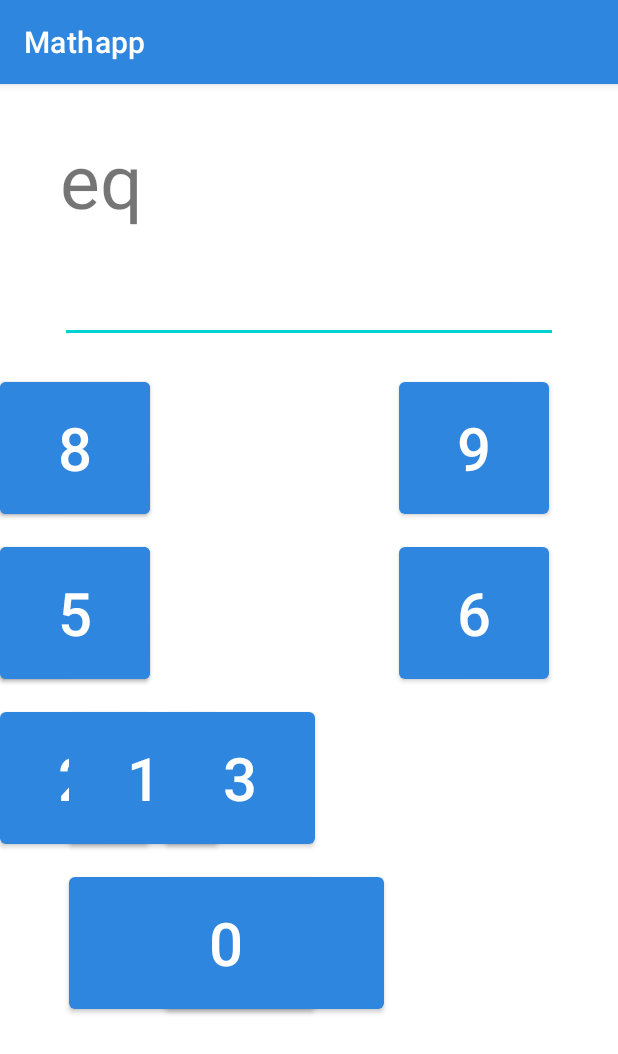
After one commit to Jason-TXLS4/mathapp, an Android app: the equationsActivity screen opened directly, with no data from a screen before it, on a phone screen of 412 x 824 dp. The commit adds this screen. Shown: the top 1054 px of the screen. Run offline under Robolectric (Android 15) with nearby library versions, the phone set to English and light mode, and no system bars.

Commit message:
equations activity started

```diff
--- a/src/main/AndroidManifest.xml
+++ b/src/main/AndroidManifest.xml
@@ -9,7 +9,8 @@
         android:roundIcon="@mipmap/ic_launcher_round"
         android:supportsRtl="true"
         android:theme="@style/Theme.Mathapp">
-        <activity android:name=".levelActivity"></activity>
+        <activity android:name=".equationsActivity"></activity>
+        <activity android:name=".levelActivity" />
         <activity android:name=".MainActivity">
             <intent-filter>
                 <action android:name="android.intent.action.MAIN" />
--- /dev/null
+++ b/src/main/java/ca/echocreativeworks/mathapp/equationsActivity.java
@@ -0,0 +1,39 @@
+package ca.echocreativeworks.mathapp;
+
+import androidx.appcompat.app.AppCompatActivity;
+
+import android.content.Context;
+import android.content.SharedPreferences;
+import android.os.Bundle;
+import android.widget.Button;
+
+public class equationsActivity extends AppCompatActivity {
+
+
+    Context context;
+    SharedPreferences sharedPref;
+    SharedPreferences.Editor editor;
+    Button btn_num_0;
+    Button btn_num_1;
+    Button btn_num_2;
+    Button btn_num_3;
+    Button btn_num_4;
+    Button btn_num_5;
+    Button btn_num_6;
+    Button btn_num_7;
+    Button btn_num_8;
+    Button btn_num_9;
+    Button btn_num_point;
+    int high;
+    int low;
+
+    @Override
+    protected void onCreate(Bundle savedInstanceState) {
+        super.onCreate(savedInstanceState);
+        setContentView(R.layout.activity_equations);
+
+        context = getApplicationContext();
+        sharedPref = getSharedPreferences("mathApp", Context.MODE_PRIVATE);
+
+    }
+}
--- /dev/null
+++ b/src/main/res/layout/activity_equations.xml
@@ -0,0 +1,171 @@
+<?xml version="1.0" encoding="utf-8"?>
+<androidx.constraintlayout.widget.ConstraintLayout xmlns:android="http://schemas.android.com/apk/res/android"
+    xmlns:app="http://schemas.android.com/apk/res-auto"
+    xmlns:tools="http://schemas.android.com/tools"
+    android:layout_width="match_parent"
+    android:layout_height="match_parent"
+    tools:context=".equationsActivity">
+
+    <EditText
+        android:id="@+id/plain_text_input"
+        android:layout_width="match_parent"
+        android:layout_height="wrap_content"
+        android:layout_marginStart="40dp"
+        android:layout_marginLeft="40dp"
+        android:layout_marginTop="14dp"
+        android:layout_marginEnd="40dp"
+        android:layout_marginRight="40dp"
+        android:height="40dp"
+        android:textSize="30dp"
+
+        android:inputType="text"
+        app:layout_constraintEnd_toEndOf="parent"
+        app:layout_constraintStart_toStartOf="parent"
+        app:layout_constraintTop_toBottomOf="@+id/tv_equation" />
+
+    <FrameLayout
+        android:id="@+id/frameLayout2"
+        android:layout_width="320dp"
+        android:layout_height="420dp"
+        android:layout_marginTop="20dp"
+        app:layout_constraintEnd_toEndOf="parent"
+        app:layout_constraintStart_toStartOf="parent"
+        app:layout_constraintTop_toBottomOf="@+id/plain_text_input">
+
+    </FrameLayout>
+
+    <Button
+        android:id="@+id/btn_num_2"
+        android:layout_width="100dp"
+        android:layout_height="100dp"
+        android:layout_marginTop="10dp"
+        android:onClick="selectLevel"
+        android:text="2"
+        android:textSize="40dp"
+        app:layout_constraintTop_toBottomOf="@+id/btn_num_5"
+        tools:layout_editor_absoluteX="156dp" />
+
+    <Button
+        android:id="@+id/btn_num_1"
+        android:layout_width="100dp"
+        android:layout_height="100dp"
+        android:layout_marginTop="10dp"
+        android:onClick="selectLevel"
+        android:text="1"
+        android:textSize="40dp"
+        app:layout_constraintStart_toStartOf="@+id/frameLayout2"
+        app:layout_constraintTop_toBottomOf="@+id/btn_num_4" />
+
+    <Button
+        android:id="@+id/btn_num_point"
+        android:layout_width="100dp"
+        android:layout_height="100dp"
+        android:layout_marginStart="10dp"
+        android:layout_marginLeft="10dp"
+        android:onClick="selectLevel"
+        android:text="."
+        android:textSize="40dp"
+        app:layout_constraintBottom_toBottomOf="@+id/btn_num_point"
+        app:layout_constraintStart_toEndOf="@+id/btn_num_2" />
+
+    <Button
+        android:id="@+id/btn_num_"
+        android:layout_width="100dp"
+        android:layout_height="100dp"
+        android:layout_marginStart="10dp"
+        android:layout_marginLeft="10dp"
+        android:layout_marginTop="10dp"
+        android:onClick="selectLevel"
+        android:text="3"
+        android:textSize="40dp"
+        app:layout_constraintStart_toEndOf="@+id/btn_num_2"
+        app:layout_constraintTop_toBottomOf="@+id/btn_num_6" />
+
+    <Button
+        android:id="@+id/btn_num_point"
+        android:layout_width="210dp"
+        android:layout_height="100dp"
+        android:layout_marginTop="10dp"
+        android:onClick="selectLevel"
+        android:text="0"
+        android:textSize="40dp"
+        app:layout_constraintStart_toStartOf="@+id/frameLayout2"
+        app:layout_constraintTop_toBottomOf="@+id/btn_num_1" />
+
+    <Button
+        android:id="@+id/btn_num_4"
+        android:layout_width="100dp"
+        android:layout_height="100dp"
+        android:layout_marginTop="10dp"
+        android:onClick="selectLevel"
+        android:text="4"
+        android:textSize="40dp"
+        app:layout_constraintTop_toBottomOf="@+id/btn_num_7"
+        tools:layout_editor_absoluteX="46dp" />
+
+    <Button
+        android:id="@+id/btn_num_5"
+        android:layout_width="100dp"
+        android:layout_height="100dp"
+        android:layout_marginTop="10dp"
+        android:onClick="selectLevel"
+        android:text="5"
+        android:textSize="40dp"
+        app:layout_constraintTop_toBottomOf="@+id/btn_num_8"
+        tools:layout_editor_absoluteX="156dp" />
+
+    <Button
+        android:id="@+id/btn_num_6"
+        android:layout_width="100dp"
+        android:layout_height="100dp"
+        android:layout_marginTop="10dp"
+        android:onClick="selectLevel"
+        android:text="6"
+        android:textSize="40dp"
+        app:layout_constraintEnd_toEndOf="@+id/frameLayout2"
+        app:layout_constraintTop_toBottomOf="@+id/btn_num_9" />
+
+    <Button
+        android:id="@+id/btn_num_7"
+        android:layout_width="100dp"
+        android:layout_height="100dp"
+        android:onClick="selectLevel"
+        android:text="7"
+        android:textSize="40dp"
+        app:layout_constraintTop_toTopOf="@+id/frameLayout2"
+        tools:layout_editor_absoluteX="46dp" />
+
+    <Button
+        android:id="@+id/btn_num_8"
+        android:layout_width="100dp"
+        android:layout_height="100dp"
+        android:onClick="selectLevel"
+        android:text="8"
+        android:textSize="40dp"
+        app:layout_constraintTop_toTopOf="@+id/frameLayout2"
+        tools:layout_editor_absoluteX="156dp" />
+
+    <Button
+        android:id="@+id/btn_num_9"
+        android:layout_width="100dp"
+        android:layout_height="100dp"
+        android:onClick="selectLevel"
+        android:text="9"
+        android:textSize="40dp"
+        app:layout_constraintEnd_toEndOf="@+id/frameLayout2"
+        app:layout_constraintTop_toTopOf="@+id/frameLayout2" />
+
+    <TextView
+        android:id="@+id/tv_equation"
+        android:layout_width="wrap_content"
+        android:layout_height="wrap_content"
+        android:layout_marginStart="40dp"
+        android:layout_marginLeft="40dp"
+        android:layout_marginTop="30dp"
+
+        android:text="eq"
+        android:textSize="50dp"
+        app:layout_constraintStart_toStartOf="parent"
+        app:layout_constraintTop_toTopOf="parent" />
+
+</androidx.constraintlayout.widget.ConstraintLayout>
--- a/src/main/res/values/themes.xml
+++ b/src/main/res/values/themes.xml
@@ -2,12 +2,12 @@
     <!-- Base application theme. -->
     <style name="Theme.Mathapp" parent="Theme.MaterialComponents.DayNight.DarkActionBar">
         <!-- Primary brand color. -->
-        <item name="colorPrimary">@color/purple_500</item>
-        <item name="colorPrimaryVariant">@color/purple_700</item>
+        <item name="colorPrimary">#2e86de</item>
+        <item name="colorPrimaryVariant">#54a0ff</item>
         <item name="colorOnPrimary">@color/white</item>
         <!-- Secondary brand color. -->
-        <item name="colorSecondary">@color/teal_200</item>
-        <item name="colorSecondaryVariant">@color/teal_700</item>
+        <item name="colorSecondary">#00d2d3</item>
+        <item name="colorSecondaryVariant">#01a3a4</item>
         <item name="colorOnSecondary">@color/black</item>
         <!-- Status bar color. -->
         <item name="android:statusBarColor" tools:targetApi="l">?attr/colorPrimaryVariant</item>
```
Also changed, not shown: src/main/java/ca/echocreativeworks/mathapp/MainActivity.java (+41 -0 lines), src/main/java/ca/echocreativeworks/mathapp/levelActivity.java (+73 -0 lines), src/main/res/layout/activity_level.xml (+34 -25 lines), src/main/res/layout/activity_main.xml (+6 -5 lines).
